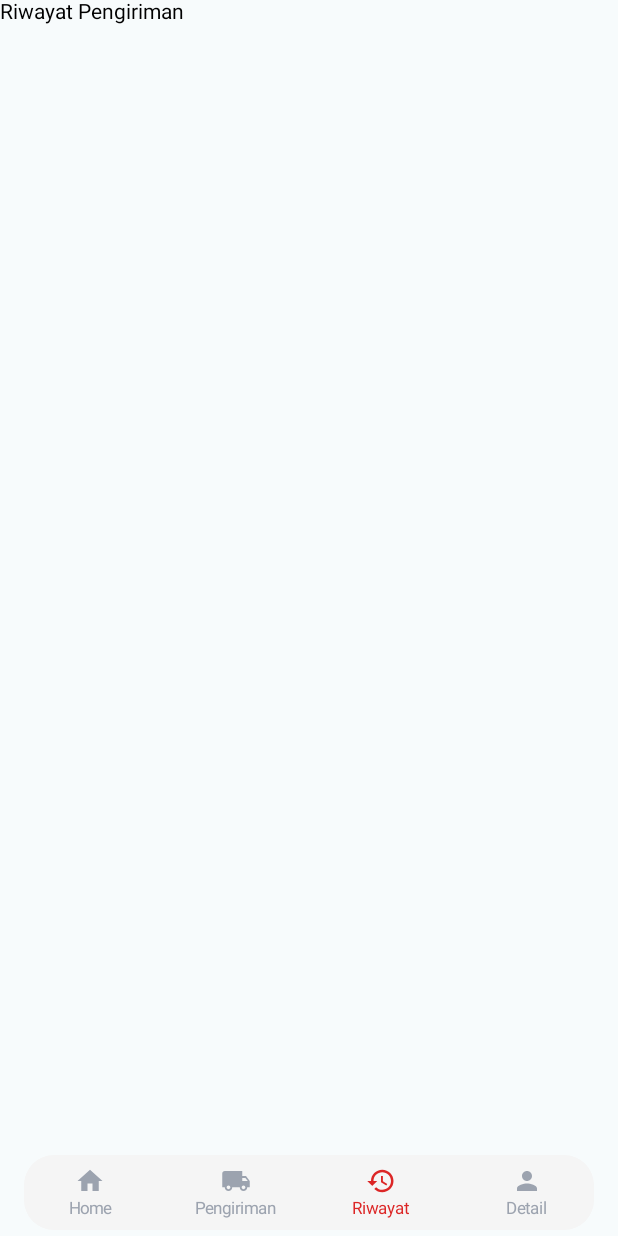
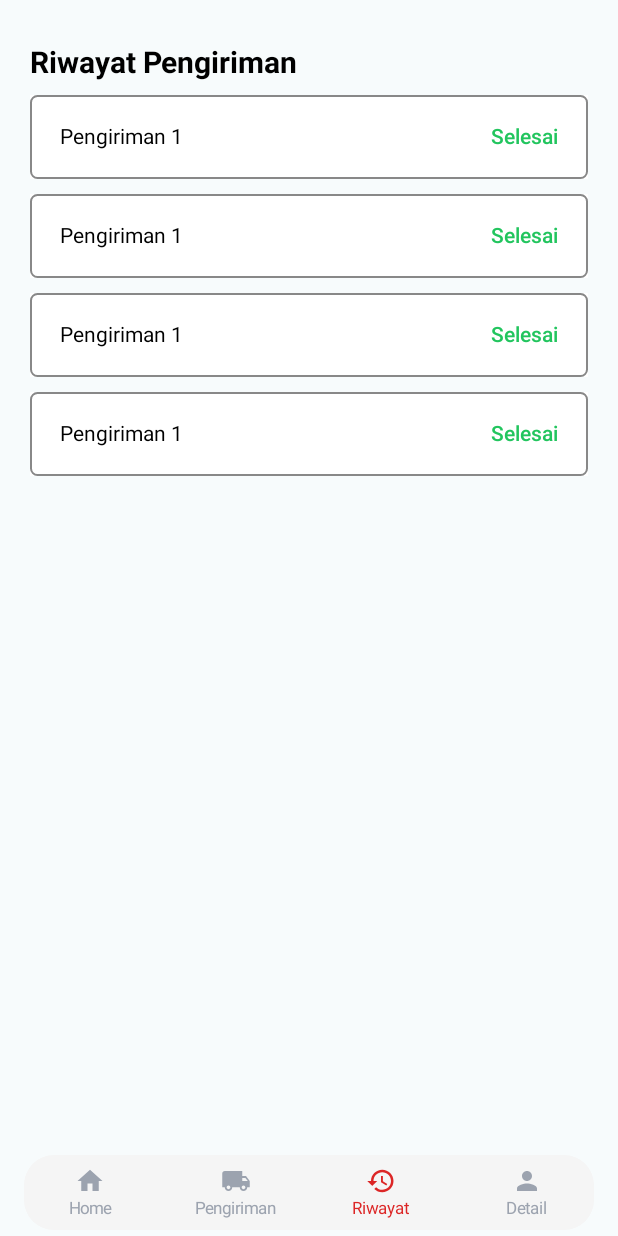
Before and after one commit to Muhless/ady-trans-jaya-kotlin, an Android app built with Jetpack Compose: the deliveryScreen screen opened through its navigation route, item 3 of the bottom bar chosen, on a phone screen of 412 x 824 dp. Run offline under Robolectric (Android 15) with nearby library versions, the phone set to English and light mode, and no system bars.

Commit message:
update delivery & history screen'

```diff
--- a/app/src/main/java/adytransjaya/ui/components/MenuBox.kt
+++ /dev/null
@@ -1,25 +0,0 @@
-package adytransjaya.ui.components
-
-import androidx.compose.foundation.background
-import androidx.compose.foundation.layout.Box
-import androidx.compose.foundation.layout.height
-import androidx.compose.foundation.shape.RoundedCornerShape
-import androidx.compose.material3.Text
-import androidx.compose.runtime.Composable
-import androidx.compose.ui.Modifier
-import androidx.compose.ui.draw.clip
-import androidx.compose.ui.graphics.Color
-import androidx.compose.ui.unit.dp
-
-@Composable
-fun menuBox(modifier: Modifier = Modifier) {
-    Box(
-        modifier =
-            modifier
-                .height(200.dp)
-                .clip(RoundedCornerShape(10.dp))
-                .background(Color.White),
-    ) {
-        Text(text = "Ini box")
-    }
-}
--- /dev/null
+++ b/app/src/main/java/adytransjaya/ui/components/MenuSelect.kt
@@ -0,0 +1,25 @@
+package adytransjaya.ui.components
+
+import androidx.compose.foundation.layout.Box
+import androidx.compose.foundation.layout.Row
+import androidx.compose.foundation.layout.padding
+import androidx.compose.material3.Text
+import androidx.compose.runtime.Composable
+import androidx.compose.ui.Modifier
+import androidx.compose.ui.graphics.Color
+import androidx.compose.ui.unit.dp
+import androidx.compose.ui.unit.sp
+
+@Composable
+fun menuSelect(modifier: Modifier = Modifier) {
+    Box(modifier = Modifier.padding(20.dp)) {
+        Text(
+            text = "Menu",
+            color = Color.Gray,
+            fontSize = 18.sp,
+            modifier = Modifier.padding(20.dp),
+        )
+        Row {
+        }
+    }
+}
--- a/app/src/main/java/adytransjaya/ui/components/RecentDelivery.kt
+++ /dev/null
@@ -1,41 +0,0 @@
-package adytransjaya.ui.components
-
-import androidx.compose.foundation.background
-import androidx.compose.foundation.layout.Column
-import androidx.compose.foundation.layout.Row
-import androidx.compose.foundation.layout.Spacer
-import androidx.compose.foundation.layout.fillMaxWidth
-import androidx.compose.foundation.layout.height
-import androidx.compose.foundation.layout.padding
-import androidx.compose.foundation.shape.RoundedCornerShape
-import androidx.compose.material3.Text
-import androidx.compose.runtime.Composable
-import androidx.compose.ui.Alignment
-import androidx.compose.ui.Modifier
-import androidx.compose.ui.draw.clip
-import androidx.compose.ui.graphics.Color
-import androidx.compose.ui.text.TextStyle
-import androidx.compose.ui.unit.dp
-import androidx.compose.ui.unit.sp
-
-@Composable
-fun recentDelivery() {
-    Row(
-        modifier =
-            Modifier
-                .fillMaxWidth()
-                .clip(
-                    RoundedCornerShape(10.dp),
-                ).background(Color.LightGray)
-                .padding(vertical = 10.dp, horizontal = 20.dp),
-        verticalAlignment = Alignment.CenterVertically,
-    ) {
-        Column(modifier = Modifier.weight(1f)) {
-            Text(text = "Pengiriman 1", style = TextStyle(fontSize = 20.sp))
-            Spacer(modifier = Modifier.height(5.dp))
-            Text(text = "Tanggal", style = TextStyle(fontSize = 13.sp))
-        }
-        Text(text = "#Status", style = TextStyle(fontSize = 20.sp
-        ))
-    }
-}
--- /dev/null
+++ b/app/src/main/java/adytransjaya/ui/components/card/DeliveryCard.kt
@@ -0,0 +1,39 @@
+package adytransjaya.ui.components.card
+
+import androidx.compose.foundation.background
+import androidx.compose.foundation.border
+import androidx.compose.foundation.layout.Row
+import androidx.compose.foundation.layout.fillMaxWidth
+import androidx.compose.foundation.layout.padding
+import androidx.compose.foundation.shape.RoundedCornerShape
+import androidx.compose.material3.Text
+import androidx.compose.runtime.Composable
+import androidx.compose.ui.Modifier
+import androidx.compose.ui.graphics.Color
+import androidx.compose.ui.unit.dp
+
+@Composable
+fun deliveryCard() {
+    Row(
+        modifier =
+            Modifier
+                .fillMaxWidth()
+                .padding(20.dp)
+                .background(Color.White)
+                .border(
+                    width = 2.dp,
+                    color = Color.Gray,
+                    shape =
+                        RoundedCornerShape(
+                            10.dp,
+                        ),
+                ),
+    ) {
+        Text(
+            text = "Pengiriman 1",
+            modifier =
+                Modifier
+                    .padding(20.dp),
+        )
+    }
+}
--- /dev/null
+++ b/app/src/main/java/adytransjaya/ui/components/card/DeliveryHistoryCard.kt
@@ -0,0 +1,63 @@
+package adytransjaya.ui.components.card
+
+import adytransjaya.ui.theme.AppColors
+import androidx.compose.foundation.background
+import androidx.compose.foundation.border
+import androidx.compose.foundation.layout.Box
+import androidx.compose.foundation.layout.Row
+import androidx.compose.foundation.layout.fillMaxWidth
+import androidx.compose.foundation.layout.padding
+import androidx.compose.foundation.shape.RoundedCornerShape
+import androidx.compose.material3.Text
+import androidx.compose.runtime.Composable
+import androidx.compose.ui.Modifier
+import androidx.compose.ui.graphics.Color
+import androidx.compose.ui.text.font.FontWeight
+import androidx.compose.ui.unit.dp
+import androidx.compose.ui.unit.sp
+
+@Composable
+fun deliveryhHistoryCard(status: String) {
+    Box(
+        modifier =
+            Modifier
+                .fillMaxWidth()
+                .padding(
+                    start = 20.dp,
+                    end = 20.dp,
+                    top = 10.dp,
+                ).background(Color.White)
+                .border(
+                    width = 1.dp,
+                    color = Color.Gray,
+                    shape =
+                        RoundedCornerShape(
+                            5.dp,
+                        ),
+                ),
+    ) {
+        Row(
+            modifier =
+                Modifier
+                    .fillMaxWidth()
+                    .padding(20.dp),
+        ) {
+            Text(
+                text = "Pengiriman 1",
+                modifier = Modifier.weight(1f),
+            )
+            val statusColor =
+                when (status.lowercase()) {
+                    "selesai" -> AppColors.Success
+                    "dibatalkan" -> Color.Red
+                    else -> Color.Black
+                }
+            Text(
+                text = status.replaceFirstChar { it.uppercase() },
+                color = statusColor,
+                fontWeight = FontWeight.Medium,
+                fontSize = 14.sp,
+            )
+        }
+    }
+}
--- /dev/null
+++ b/app/src/main/java/adytransjaya/ui/components/card/DeliveryTaskCard.kt
@@ -0,0 +1,68 @@
+package adytransjaya.ui.components.card
+
+import ady_trans_jaya.kotlin.R
+import adytransjaya.ui.theme.AppColors
+import androidx.compose.foundation.Image
+import androidx.compose.foundation.background
+import androidx.compose.foundation.layout.Arrangement
+import androidx.compose.foundation.layout.Box
+import androidx.compose.foundation.layout.Column
+import androidx.compose.foundation.layout.fillMaxSize
+import androidx.compose.foundation.layout.fillMaxWidth
+import androidx.compose.foundation.layout.height
+import androidx.compose.foundation.layout.padding
+import androidx.compose.foundation.shape.RoundedCornerShape
+import androidx.compose.material3.MaterialTheme
+import androidx.compose.material3.Text
+import androidx.compose.runtime.Composable
+import androidx.compose.ui.Alignment
+import androidx.compose.ui.Modifier
+import androidx.compose.ui.draw.clip
+import androidx.compose.ui.draw.shadow
+import androidx.compose.ui.graphics.Color
+import androidx.compose.ui.layout.ContentScale
+import androidx.compose.ui.res.painterResource
+import androidx.compose.ui.text.style.TextAlign
+import androidx.compose.ui.unit.dp
+import androidx.compose.ui.unit.sp
+
+@Composable
+fun deliveryTaskCard() {
+    Column(
+        modifier =
+            Modifier
+                .fillMaxWidth()
+                .padding(horizontal = 20.dp)
+                .height(170.dp)
+                .clip(RoundedCornerShape(10.dp))
+                .shadow(1.dp),
+        verticalArrangement = Arrangement.Center,
+        horizontalAlignment = Alignment.CenterHorizontally,
+    ) {
+        Box(modifier = Modifier.fillMaxSize()) {
+            Image(
+                painter = painterResource(id = R.drawable.bg),
+                contentDescription = "delivery task background",
+                contentScale = ContentScale.Crop,
+                modifier = Modifier.matchParentSize(),
+            )
+            Box(
+                modifier =
+                    Modifier
+                        .matchParentSize()
+                        .background(Color.Black.copy(alpha = 0.4f)),
+            )
+            Text(
+                modifier =
+                    Modifier
+                        .align(Alignment.Center)
+                        .padding(10.dp),
+                text = "Anda belum memiliki tugas pengiriman",
+                fontSize = 18.sp,
+                color = AppColors.NeutralBackground,
+                style = MaterialTheme.typography.bodyMedium,
+                textAlign = TextAlign.Center,
+            )
+        }
+    }
+}
--- a/app/src/main/java/adytransjaya/ui/components/MenuCard.kt
+++ b/app/src/main/java/adytransjaya/ui/components/card/MenuCard.kt
@@ -1,4 +1,4 @@
-package adytransjaya.ui.components
+package adytransjaya.ui.components.card
 
 import androidx.compose.foundation.layout.Column
 import androidx.compose.foundation.layout.Spacer
--- a/app/src/main/java/adytransjaya/ui/screen/DeliveryScreen.kt
+++ b/app/src/main/java/adytransjaya/ui/screen/DeliveryScreen.kt
@@ -1,13 +1,33 @@
 package adytransjaya.ui.screen
 
+import adytransjaya.ui.components.card.deliveryCard
 import android.annotation.SuppressLint
 import androidx.compose.foundation.layout.Column
+import androidx.compose.foundation.layout.padding
 import androidx.compose.material3.Text
 import androidx.compose.runtime.Composable
+import androidx.compose.ui.Modifier
+import androidx.compose.ui.text.font.FontWeight
+import androidx.compose.ui.unit.dp
+import androidx.compose.ui.unit.sp
 import androidx.navigation.NavController
 
 @SuppressLint("ComposableNaming")
 @Composable
 fun deliveryScreen(navController: NavController) {
-    Column { Text(text = "Delivery") }
+    Column {
+        Text(
+            text = "Pengiriman",
+            fontSize = 20.sp,
+            fontWeight = FontWeight.Bold,
+            modifier =
+                Modifier
+                    .padding(
+                        top = 30.dp,
+                        start = 20.dp,
+                        end = 20.dp,
+                    ),
+        )
+        deliveryCard()
+    }
 }
--- a/app/src/main/java/adytransjaya/ui/screen/HistoryScreen.kt
+++ b/app/src/main/java/adytransjaya/ui/screen/HistoryScreen.kt
@@ -1,11 +1,36 @@
 package adytransjaya.ui.screen
 
+import adytransjaya.ui.components.card.deliveryhHistoryCard
 import androidx.compose.foundation.layout.Column
+import androidx.compose.foundation.layout.fillMaxWidth
+import androidx.compose.foundation.layout.padding
 import androidx.compose.material3.Text
 import androidx.compose.runtime.Composable
+import androidx.compose.ui.Modifier
+import androidx.compose.ui.text.font.FontWeight
+import androidx.compose.ui.unit.dp
+import androidx.compose.ui.unit.sp
 import androidx.navigation.NavController
 
 @Composable
 fun historyScreen(navController: NavController) {
-    Column { Text(text = "Riwayat Pengiriman") }
+    Column {
+        Text(
+            text = "Riwayat Pengiriman",
+            fontSize = 20.sp,
+            fontWeight = FontWeight.Bold,
+            modifier =
+                Modifier
+                    .fillMaxWidth()
+                    .padding(
+                        top = 30.dp,
+                        start = 20.dp,
+                        end = 20.dp,
+                    ),
+        )
+        deliveryhHistoryCard(status = "selesai")
+        deliveryhHistoryCard(status = "selesai")
+        deliveryhHistoryCard(status = "selesai")
+        deliveryhHistoryCard(status = "selesai")
+    }
 }
--- a/app/src/main/java/adytransjaya/ui/screen/HomeScreen.kt
+++ b/app/src/main/java/adytransjaya/ui/screen/HomeScreen.kt
@@ -1,11 +1,10 @@
 package adytransjaya.ui.screen
 
 import ady_trans_jaya.kotlin.R
-import adytransjaya.ui.components.menuCard
+import adytransjaya.ui.components.card.deliveryTaskCard
+import adytransjaya.ui.components.card.menuCard
 import androidx.compose.foundation.Image
-import androidx.compose.foundation.background
 import androidx.compose.foundation.border
-import androidx.compose.foundation.layout.Arrangement
 import androidx.compose.foundation.layout.Column
 import androidx.compose.foundation.layout.Row
 import androidx.compose.foundation.layout.Spacer
@@ -36,15 +35,23 @@ import androidx.navigation.NavController
 
 @Composable
 fun homeScreen(navController: NavController) {
-    Column(modifier = Modifier.padding(30.dp)) {
+    Column {
         Row(
             modifier =
                 Modifier
                     .fillMaxWidth()
-                    .padding(horizontal = 16.dp),
+                    .padding(
+                        start = 20.dp,
+                        end = 20.dp,
+                        top = 20.dp,
+                    ),
             verticalAlignment = Alignment.CenterVertically,
         ) {
-            Column(modifier = Modifier.weight(1f)) {
+            Column(
+                modifier =
+                    Modifier
+                        .weight(1f),
+            ) {
                 Text(
                     text = "Halo,",
                     fontSize = 18.sp,
@@ -69,24 +76,14 @@ fun homeScreen(navController: NavController) {
                 contentScale = ContentScale.Crop,
             )
         }
-        Spacer(modifier = Modifier.weight(1f))
 
-//        TODO: if "delivery" != false
-        Column(
-            modifier =
-                Modifier
-                    .fillMaxWidth()
-                    .height(30.dp)
-                    .background(Color.White),
-            verticalArrangement = Arrangement.Center,
-            horizontalAlignment = Alignment.CenterHorizontally,
-        ) {
-            Text(text = "anda belum memiliki tugas pengiriman")
-        }
+        Spacer(modifier = Modifier.height(20.dp))
 
-        Spacer(modifier = Modifier.weight(1f))
+        deliveryTaskCard()
 
-        Column {
+        Spacer(modifier = Modifier.height(30.dp))
+
+        Column(modifier = Modifier.padding(horizontal = 20.dp)) {
             Row(modifier = Modifier.fillMaxWidth()) {
                 menuCard(
                     icon = Icons.Default.LocalShipping,
--- a/app/src/main/java/adytransjaya/ui/screen/ProfileScreen.kt
+++ b/app/src/main/java/adytransjaya/ui/screen/ProfileScreen.kt
@@ -1,11 +1,8 @@
 package adytransjaya.ui.screen
 
-import androidx.compose.foundation.layout.Column
-import androidx.compose.material3.Text
 import androidx.compose.runtime.Composable
 import androidx.navigation.NavController
 
 @Composable
 fun profileScreen(navController: NavController) {
-    Column { Text(text = "Profile") }
 }
--- /dev/null
+++ b/app/src/main/java/adytransjaya/ui/theme/AppColors.kt
@@ -0,0 +1,17 @@
+package adytransjaya.ui.theme
+
+import androidx.compose.ui.graphics.Color
+
+object AppColors {
+    val BrandBlue = Color(0xFF1693D1)
+    val BrandBlueDark = Color(0xFF1171A0)
+    val BrandBlueLight = Color(0xFF5DBAE6)
+
+    val Success = Color(0xFF22C55E)
+    val Danger = Color(0xFFEF4444)
+    val Warning = Color(0xFFF59E0B)
+    val NeutralBackground = Color(0xFFF9FAFB)
+    val NeutralText = Color(0xFF374151)
+    val BorderGray = Color(0xFFD1D5DB)
+    val CardBackground = Color.White
+}
```
Also changed, not shown: app/src/main/res/drawable/bg.jpg (added).
